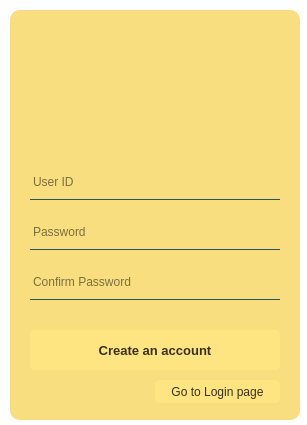
Old version of the form login.ui in the repository JIHO000/soweMusic.
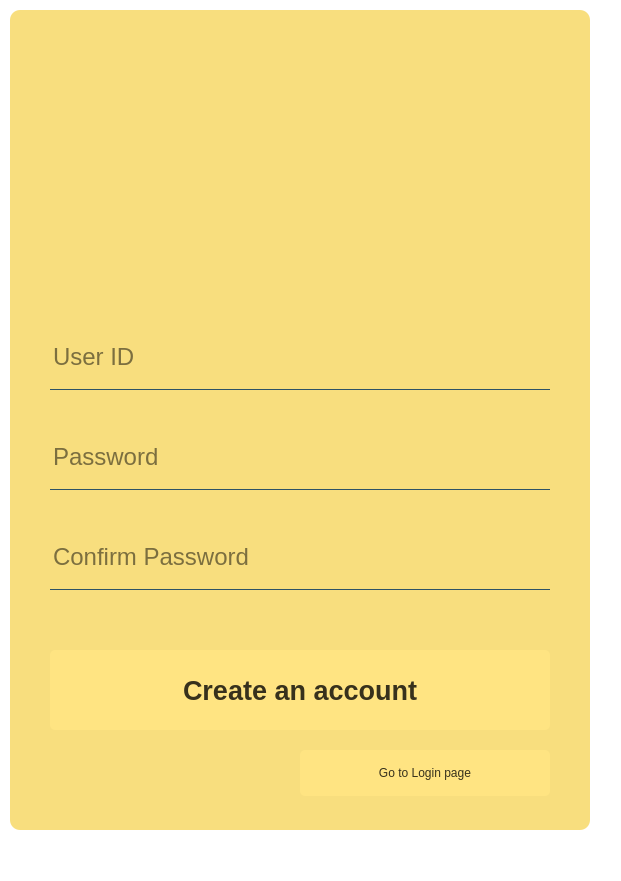
New version of the form. The open tabs and pages were chosen to show the change. Icons and pictures are not drawn.

Patch:
```diff
--- a/login.ui
+++ b/login.ui
@@ -6,8 +6,8 @@
    <rect>
     <x>0</x>
     <y>0</y>
-    <width>307</width>
-    <height>425</height>
+    <width>621</width>
+    <height>881</height>
    </rect>
   </property>
   <property name="windowTitle">
@@ -58,8 +58,8 @@
      <rect>
       <x>10</x>
       <y>10</y>
-      <width>290</width>
-      <height>410</height>
+      <width>580</width>
+      <height>820</height>
      </rect>
     </property>
     <property name="styleSheet">
@@ -70,8 +70,8 @@
       <rect>
        <x>0</x>
        <y>0</y>
-       <width>290</width>
-       <height>410</height>
+       <width>580</width>
+       <height>820</height>
       </rect>
      </property>
      <property name="frameShape">
@@ -85,8 +85,8 @@
        <rect>
         <x>0</x>
         <y>0</y>
-        <width>290</width>
-        <height>410</height>
+        <width>580</width>
+        <height>820</height>
        </rect>
       </property>
       <property name="currentIndex">
@@ -183,12 +183,17 @@
        <widget class="QLineEdit" name="userIdLine">
         <property name="geometry">
          <rect>
-          <x>20</x>
-          <y>160</y>
-          <width>250</width>
-          <height>30</height>
+          <x>40</x>
+          <y>320</y>
+          <width>500</width>
+          <height>60</height>
          </rect>
         </property>
+        <property name="font">
+         <font>
+          <pointsize>18</pointsize>
+         </font>
+        </property>
         <property name="placeholderText">
          <string>User ID</string>
         </property>
@@ -196,12 +201,17 @@
        <widget class="QLineEdit" name="passwordLine">
         <property name="geometry">
          <rect>
-          <x>20</x>
-          <y>210</y>
-          <width>250</width>
-          <height>30</height>
+          <x>40</x>
+          <y>420</y>
+          <width>500</width>
+          <height>60</height>
          </rect>
         </property>
+        <property name="font">
+         <font>
+          <pointsize>18</pointsize>
+         </font>
+        </property>
         <property name="echoMode">
          <enum>QLineEdit::Password</enum>
         </property>
@@ -212,12 +222,17 @@
        <widget class="QLineEdit" name="confrimPasswordLine">
         <property name="geometry">
          <rect>
-          <x>20</x>
-          <y>260</y>
-          <width>250</width>
-          <height>30</height>
+          <x>40</x>
+          <y>520</y>
+          <width>500</width>
+          <height>60</height>
          </rect>
         </property>
+        <property name="font">
+         <font>
+          <pointsize>18</pointsize>
+         </font>
+        </property>
         <property name="echoMode">
          <enum>QLineEdit::Password</enum>
         </property>
@@ -228,15 +243,15 @@
        <widget class="QPushButton" name="createAccountBtn">
         <property name="geometry">
          <rect>
-          <x>20</x>
-          <y>320</y>
-          <width>250</width>
-          <height>40</height>
+          <x>40</x>
+          <y>640</y>
+          <width>500</width>
+          <height>80</height>
          </rect>
         </property>
         <property name="font">
          <font>
-          <pointsize>10</pointsize>
+          <pointsize>20</pointsize>
           <weight>75</weight>
           <bold>true</bold>
          </font>
@@ -248,12 +263,17 @@
        <widget class="QPushButton" name="goToLoginBtn">
         <property name="geometry">
          <rect>
-          <x>145</x>
-          <y>370</y>
-          <width>125</width>
-          <height>23</height>
+          <x>290</x>
+          <y>740</y>
+          <width>250</width>
+          <height>46</height>
          </rect>
         </property>
+        <property name="font">
+         <font>
+          <pointsize>9</pointsize>
+         </font>
+        </property>
         <property name="text">
          <string>Go to Login page</string>
         </property>
@@ -263,12 +283,18 @@
      <widget class="QPushButton" name="pushButton_6">
       <property name="geometry">
        <rect>
-        <x>250</x>
+        <x>530</x>
         <y>10</y>
-        <width>41</width>
-        <height>21</height>
+        <width>48</width>
+        <height>48</height>
        </rect>
       </property>
+      <property name="minimumSize">
+       <size>
+        <width>48</width>
+        <height>48</height>
+       </size>
+      </property>
       <property name="text">
        <string/>
       </property>
@@ -278,8 +304,8 @@
       </property>
       <property name="iconSize">
        <size>
-        <width>24</width>
-        <height>24</height>
+        <width>48</width>
+        <height>48</height>
        </size>
       </property>
      </widget>
```
Left out of the diff: 56 changed lines with no effect on the pictures.
